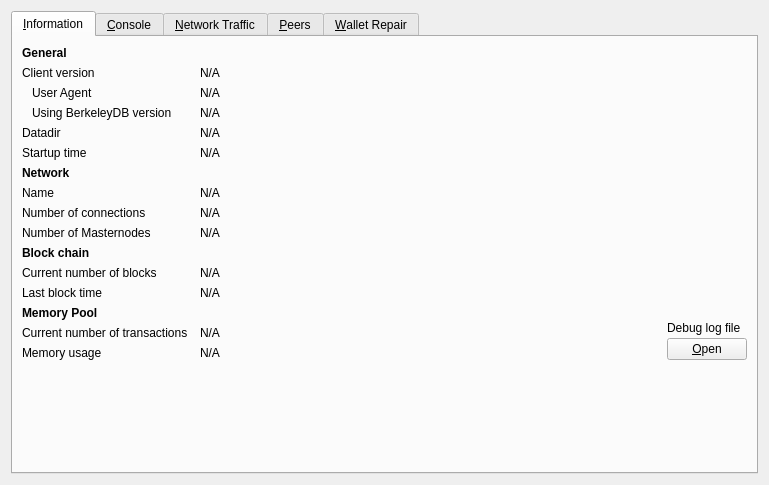
BCashTeam/bcashtestnet, file src/qt/forms/debugwindow.ui: the form before one commit.
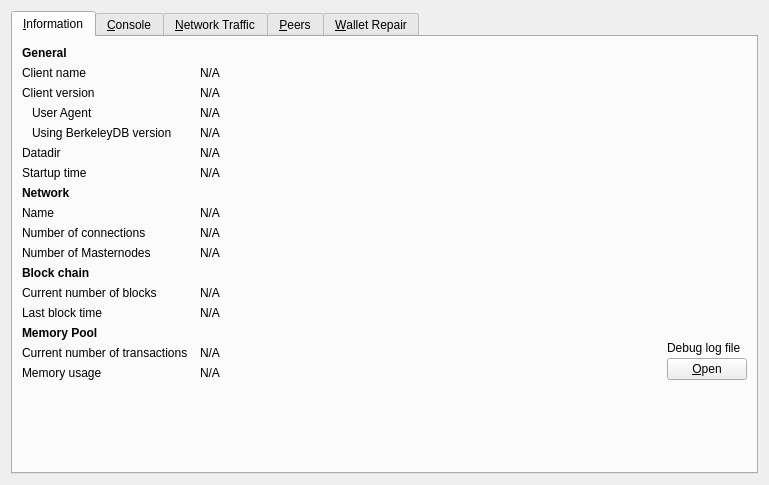
The form after the commit. Icons and pictures are not drawn. Custom widgets are drawn as their Qt base class.

```diff
--- a/src/qt/forms/debugwindow.ui
+++ b/src/qt/forms/debugwindow.ui
@@ -41,13 +41,36 @@
         </widget>
        </item>
        <item row="1" column="0">
+        <widget class="QLabel" name="label_5">
+         <property name="text">
+          <string>Client name</string>
+         </property>
+        </widget>
+       </item>
+       <item row="1" column="1" colspan="2">
+        <widget class="QLabel" name="clientName">
+         <property name="cursor">
+          <cursorShape>IBeamCursor</cursorShape>
+         </property>
+         <property name="text">
+          <string>N/A</string>
+         </property>
+         <property name="textFormat">
+          <enum>Qt::PlainText</enum>
+         </property>
+         <property name="textInteractionFlags">
+          <set>Qt::LinksAccessibleByMouse|Qt::TextSelectableByKeyboard|Qt::TextSelectableByMouse</set>
+         </property>
+        </widget>
+       </item>
+       <item row="2" column="0">
         <widget class="QLabel" name="label_6">
          <property name="text">
           <string>Client version</string>
          </property>
         </widget>
        </item>
-       <item row="1" column="1" colspan="2">
+       <item row="2" column="1" colspan="2">
         <widget class="QLabel" name="clientVersion">
          <property name="cursor">
           <cursorShape>IBeamCursor</cursorShape>
@@ -63,7 +86,7 @@
          </property>
         </widget>
        </item>
-       <item row="2" column="0">
+       <item row="3" column="0">
         <widget class="QLabel" name="labelClientUserAgent">
          <property name="text">
           <string>User Agent</string>
@@ -73,7 +96,7 @@
          </property>
         </widget>
        </item>
-       <item row="2" column="1" colspan="2">
+       <item row="3" column="1" colspan="2">
         <widget class="QLabel" name="clientUserAgent">
          <property name="cursor">
           <cursorShape>IBeamCursor</cursorShape>
@@ -89,7 +112,7 @@
          </property>
         </widget>
        </item>
-       <item row="3" column="0">
+       <item row="4" column="0">
         <widget class="QLabel" name="label_berkeleyDBVersion">
          <property name="text">
           <string>Using BerkeleyDB version</string>
@@ -99,7 +122,7 @@
          </property>
         </widget>
        </item>
-       <item row="3" column="1" colspan="2">
+       <item row="4" column="1" colspan="2">
         <widget class="QLabel" name="berkeleyDBVersion">
          <property name="cursor">
           <cursorShape>IBeamCursor</cursorShape>
@@ -115,14 +138,14 @@
          </property>
         </widget>
        </item>
-       <item row="4" column="0">
+       <item row="5" column="0">
         <widget class="QLabel" name="label_12">
          <property name="text">
           <string>Datadir</string>
          </property>
         </widget>
        </item>
-       <item row="4" column="1" colspan="2">
+       <item row="5" column="1" colspan="2">
         <widget class="QLabel" name="dataDir">
          <property name="cursor">
           <cursorShape>IBeamCursor</cursorShape>
@@ -141,14 +164,14 @@
          </property>
         </widget>
        </item>
-       <item row="5" column="0">
+       <item row="6" column="0">
         <widget class="QLabel" name="label_13">
          <property name="text">
           <string>Startup time</string>
          </property>
         </widget>
        </item>
-       <item row="5" column="1" colspan="2">
+       <item row="6" column="1" colspan="2">
         <widget class="QLabel" name="startupTime">
          <property name="cursor">
           <cursorShape>IBeamCursor</cursorShape>
@@ -164,7 +187,7 @@
          </property>
         </widget>
        </item>
-       <item row="6" column="0">
+       <item row="7" column="0">
            <widget class="QLabel" name="labelNetwork">
                <property name="font">
                    <font>
@@ -177,14 +200,14 @@
                </property>
            </widget>
        </item>
-       <item row="7" column="0">
+       <item row="8" column="0">
         <widget class="QLabel" name="label_8">
          <property name="text">
           <string>Name</string>
          </property>
         </widget>
        </item>
-       <item row="7" column="1" colspan="2">
+       <item row="8" column="1" colspan="2">
         <widget class="QLabel" name="networkName">
          <property name="cursor">
           <cursorShape>IBeamCursor</cursorShape>
@@ -200,14 +223,14 @@
          </property>
         </widget>
        </item>
-       <item row="8" column="0">
+       <item row="9" column="0">
         <widget class="QLabel" name="label_7">
          <property name="text">
           <string>Number of connections</string>
          </property>
         </widget>
        </item>
-       <item row="8" column="1" colspan="2">
+       <item row="9" column="1" colspan="2">
         <widget class="QLabel" name="numberOfConnections">
          <property name="cursor">
           <cursorShape>IBeamCursor</cursorShape>
@@ -223,21 +246,21 @@
          </property>
         </widget>
        </item>
-       <item row="9" column="0">
+       <item row="10" column="0">
         <widget class="QLabel" name="masternodeCountLabel">
          <property name="text">
           <string>Number of Masternodes</string>
          </property>
         </widget>
        </item>
-       <item row="9" column="1">
+       <item row="10" column="1">
         <widget class="QLabel" name="masternodeCount">
          <property name="text">
           <string>N/A</string>
          </property>
         </widget>
        </item>
-       <item row="10" column="0">
+       <item row="11" column="0">
         <widget class="QLabel" name="label_10">
          <property name="font">
           <font>
@@ -250,14 +273,14 @@
          </property>
         </widget>
        </item>
-       <item row="11" column="0">
+       <item row="12" column="0">
         <widget class="QLabel" name="label_3">
          <property name="text">
           <string>Current number of blocks</string>
          </property>
         </widget>
        </item>
-       <item row="11" column="1" colspan="2">
+       <item row="12" column="1" colspan="2">
         <widget class="QLabel" name="numberOfBlocks">
          <property name="cursor">
           <cursorShape>IBeamCursor</cursorShape>
@@ -273,14 +296,14 @@
          </property>
         </widget>
        </item>
-       <item row="12" column="0">
+       <item row="13" column="0">
         <widget class="QLabel" name="labelLastBlockTime">
          <property name="text">
           <string>Last block time</string>
          </property>
         </widget>
        </item>
-       <item row="12" column="1" colspan="2">
+       <item row="13" column="1" colspan="2">
         <widget class="QLabel" name="lastBlockTime">
          <property name="cursor">
           <cursorShape>IBeamCursor</cursorShape>
@@ -296,7 +319,7 @@
          </property>
         </widget>
        </item>
-       <item row="13" column="0">
+       <item row="14" column="0">
         <widget class="QLabel" name="labelMempoolTitle">
          <property name="font">
           <font>
@@ -309,14 +332,14 @@
          </property>
         </widget>
        </item>
-       <item row="14" column="0">
+       <item row="15" column="0">
         <widget class="QLabel" name="labelNumberOfTransactions">
          <property name="text">
           <string>Current number of transactions</string>
          </property>
         </widget>
        </item>
-       <item row="14" column="1">
+       <item row="15" column="1">
         <widget class="QLabel" name="mempoolNumberTxs">
          <property name="cursor">
           <cursorShape>IBeamCursor</cursorShape>
@@ -332,14 +355,14 @@
          </property>
         </widget>
        </item>
-       <item row="15" column="0">
+       <item row="16" column="0">
         <widget class="QLabel" name="labelMemoryUsage">
          <property name="text">
           <string>Memory usage</string>
          </property>
         </widget>
        </item>
-       <item row="15" column="1">
+       <item row="16" column="1">
         <widget class="QLabel" name="mempoolSize">
          <property name="cursor">
           <cursorShape>IBeamCursor</cursorShape>
@@ -355,7 +378,7 @@
          </property>
         </widget>
        </item>
-       <item row="13" column="2" rowspan="3">
+       <item row="14" column="2" rowspan="3">
         <layout class="QVBoxLayout" name="verticalLayoutDebugButton">
          <property name="spacing">
           <number>3</number>
@@ -395,7 +418,7 @@
          </item>
         </layout>
        </item>
-       <item row="17" column="0">
+       <item row="18" column="0">
         <spacer name="verticalSpacer">
          <property name="orientation">
           <enum>Qt::Vertical</enum>
```
Left out of the diff: 8 changed lines with no effect on the pictures.
